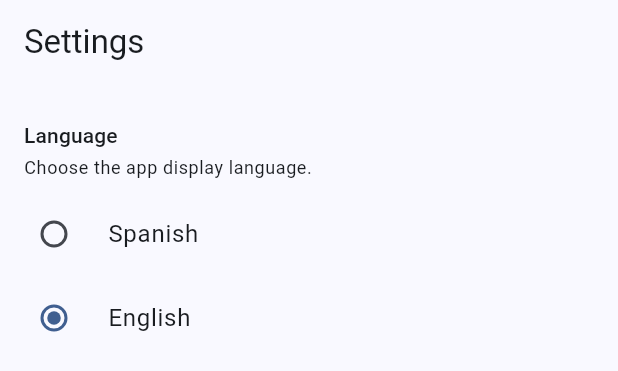
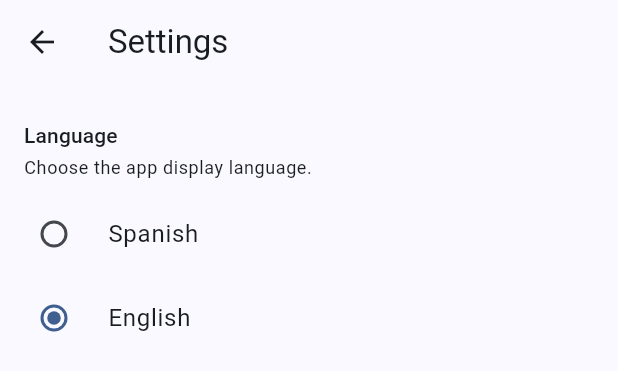
Before and after one commit to PabloMartinezIbanez/splitway, a Flutter app: the _LoggedOutContent widget shown alone on an empty page, opened directly with empty values, after a tap on "Settings", on a phone screen of 412 x 824 dp. Shown: the top 371 px of the screen. Run offline on Flutter 3.47's test engine with Material 3 defaults, Android fonts, the phone set to English and light mode, and no system bars; our stand-ins replace connectivity_plus, geolocator, go_router, google_sign_in, shared_preferences, sqflite and 1 more; missing offline and left inert: mapbox_maps_flutter; accounts and stored records are empty.

Commit message:
i18n: update settings navigation to use context.push; add devtools_options.yaml for configuration

```diff
--- /dev/null
+++ b/movile_app/devtools_options.yaml
@@ -0,0 +1,3 @@
+description: This file stores settings for Dart & Flutter DevTools.
+documentation: https://docs.flutter.dev/tools/devtools/extensions#configure-extension-enablement-states
+extensions:
--- a/movile_app/lib/src/features/settings/settings_screen.dart
+++ b/movile_app/lib/src/features/settings/settings_screen.dart
@@ -1,4 +1,5 @@
 import 'package:flutter/material.dart';
+import 'package:go_router/go_router.dart';
 import 'package:splitway_mobile/l10n/app_localizations.dart';
 
 import '../../services/locale/locale_controller.dart';
@@ -12,7 +13,20 @@ class SettingsScreen extends StatelessWidget {
   Widget build(BuildContext context) {
     final l = AppLocalizations.of(context);
     return Scaffold(
-      appBar: AppBar(title: Text(l.settingsTitle)),
+      appBar: AppBar(
+        title: Text(l.settingsTitle),
+        leading: IconButton(
+          icon: const BackButtonIcon(),
+          tooltip: MaterialLocalizations.of(context).backButtonTooltip,
+          onPressed: () {
+            if (context.canPop()) {
+              context.pop();
+            } else {
+              context.go('/editor');
+            }
+          },
+        ),
+      ),
       body: ListenableBuilder(
         listenable: localeController,
         builder: (context, _) => ListView(
--- a/movile_app/lib/src/shared/widgets/app_drawer.dart
+++ b/movile_app/lib/src/shared/widgets/app_drawer.dart
@@ -148,7 +148,7 @@ class _LoggedInContent extends StatelessWidget {
                 label: l.drawerSettings,
                 onTap: () {
                   Navigator.pop(context);
-                  context.go('/settings');
+                  context.push('/settings');
                 },
               ),
               _MenuItem(
@@ -381,7 +381,7 @@ class _LoggedOutContent extends StatelessWidget {
                 label: l.drawerSettings,
                 onTap: () {
                   Navigator.pop(context);
-                  context.go('/settings');
+                  context.push('/settings');
                 },
               ),
               _MenuItem(
```
Also changed, not shown: 1 other file.
